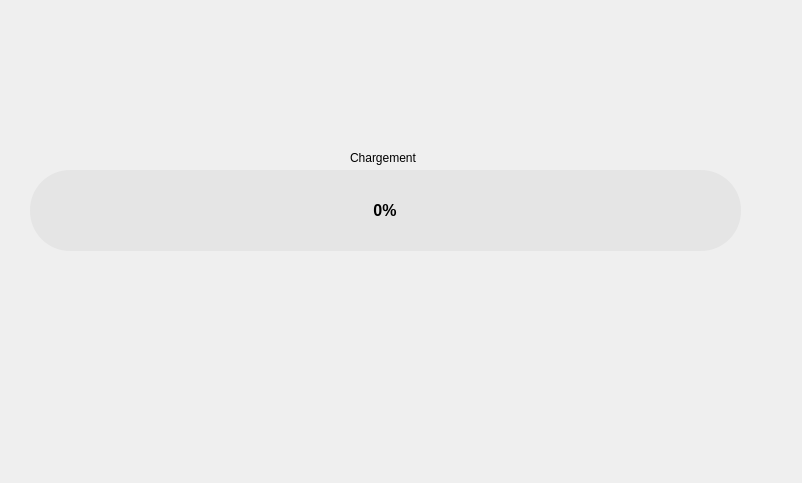
This is sqlite_local_databasemanager.ui in Damien90154/ProjetLockerControl as Qt 5 draws it before an edit. The edited form follows.
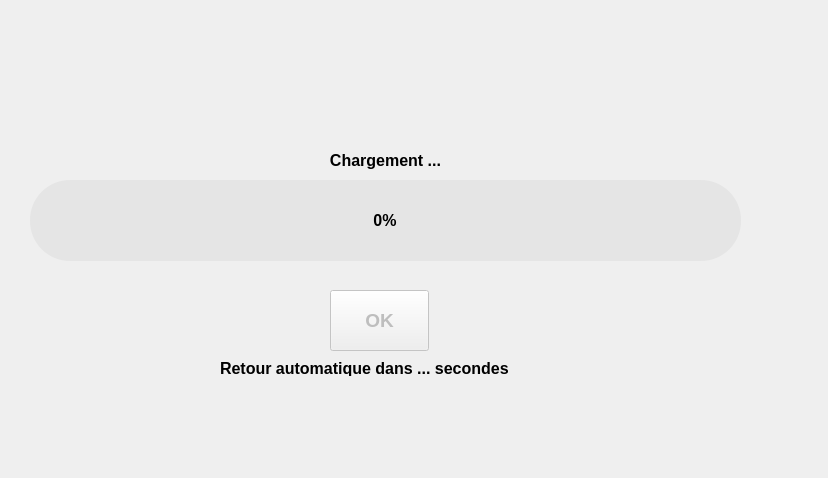
This is the edited form. The open tabs and pages were chosen to show the change. Icons and pictures are not drawn.

Patch:
```diff
--- a/sqlite_local_databasemanager.ui
+++ b/sqlite_local_databasemanager.ui
@@ -6,8 +6,8 @@
    <rect>
     <x>0</x>
     <y>0</y>
-    <width>802</width>
-    <height>483</height>
+    <width>828</width>
+    <height>478</height>
    </rect>
   </property>
   <property name="windowTitle">
@@ -17,9 +17,9 @@
    <property name="geometry">
     <rect>
      <x>20</x>
-     <y>20</y>
-     <width>741</width>
-     <height>371</height>
+     <y>30</y>
+     <width>731</width>
+     <height>381</height>
     </rect>
    </property>
    <property name="currentIndex">
@@ -792,14 +792,67 @@
     <widget class="QLabel" name="Label_ProgressBar">
      <property name="geometry">
       <rect>
-       <x>330</x>
-       <y>130</y>
-       <width>91</width>
+       <x>0</x>
+       <y>120</y>
+       <width>731</width>
+       <height>21</height>
+      </rect>
+     </property>
+     <property name="font">
+      <font>
+       <pointsize>12</pointsize>
+       <weight>75</weight>
+       <bold>true</bold>
+      </font>
+     </property>
+     <property name="text">
+      <string>Chargement ...</string>
+     </property>
+     <property name="alignment">
+      <set>Qt::AlignCenter</set>
+     </property>
+    </widget>
+    <widget class="QPushButton" name="B_LoadingValid">
+     <property name="enabled">
+      <bool>false</bool>
+     </property>
+     <property name="geometry">
+      <rect>
+       <x>310</x>
+       <y>260</y>
+       <width>99</width>
+       <height>61</height>
+      </rect>
+     </property>
+     <property name="font">
+      <font>
+       <pointsize>14</pointsize>
+       <weight>75</weight>
+       <bold>true</bold>
+      </font>
+     </property>
+     <property name="text">
+      <string>OK</string>
+     </property>
+    </widget>
+    <widget class="QLabel" name="L_AutoReturnDB_Manager">
+     <property name="geometry">
+      <rect>
+       <x>200</x>
+       <y>330</y>
+       <width>311</width>
        <height>16</height>
       </rect>
      </property>
+     <property name="font">
+      <font>
+       <pointsize>12</pointsize>
+       <weight>75</weight>
+       <bold>true</bold>
+      </font>
+     </property>
      <property name="text">
-      <string>Chargement</string>
+      <string>Retour automatique dans ... secondes</string>
      </property>
     </widget>
    </widget>
```
Left out of the diff: 17 changed lines with no effect on the pictures.
